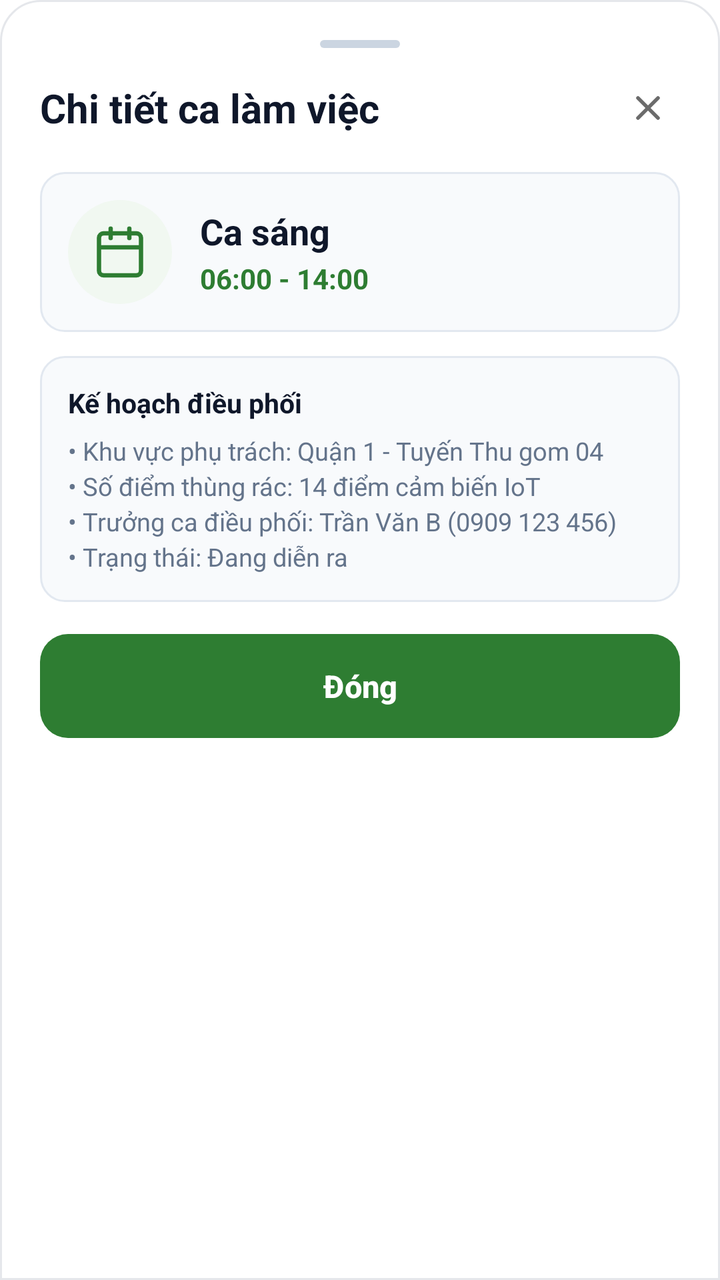
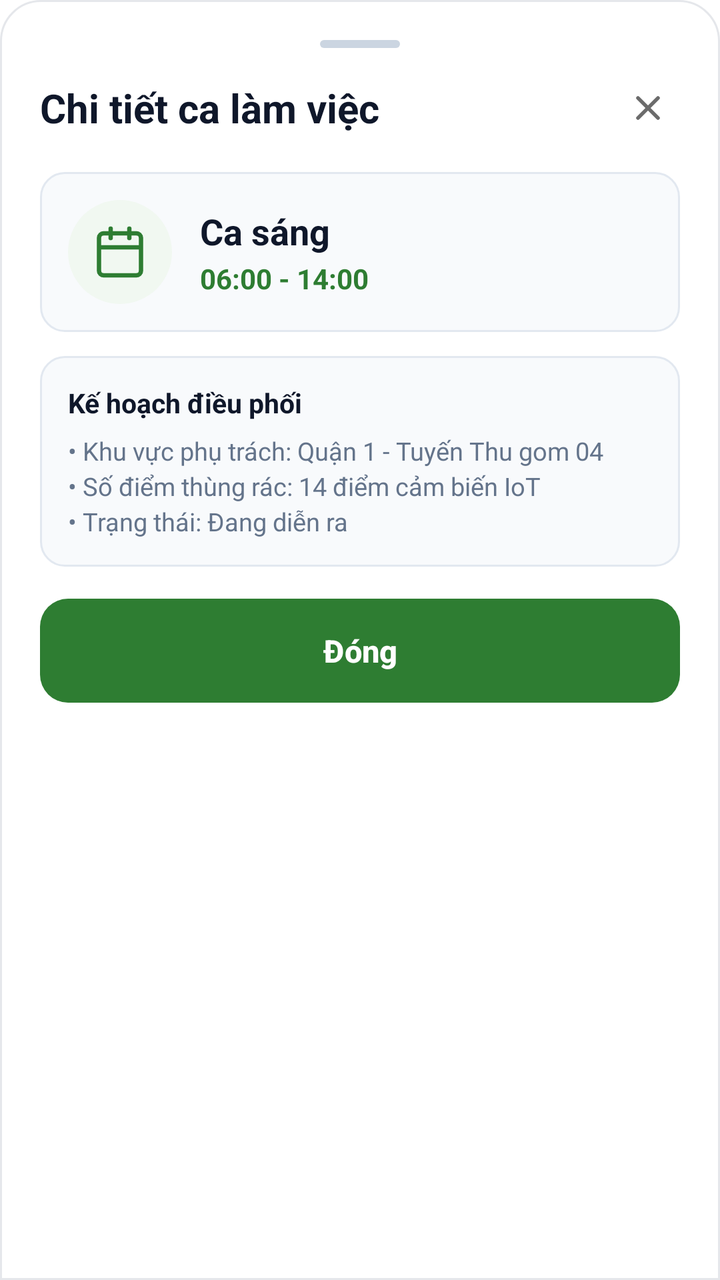

Two renders of the same Android screen: before a commit and after it. Below are the layout's source before the change and the commit's diff.
<!-- AndroidManifest.xml: application theme Theme.App_Smart_Waste -->
<!-- res/layout/dialog_shift_detail.xml -->
<?xml version="1.0" encoding="utf-8"?>
<LinearLayout xmlns:android="http://schemas.android.com/apk/res/android"
    xmlns:app="http://schemas.android.com/apk/res-auto"
    android:layout_width="match_parent"
    android:layout_height="wrap_content"
    android:background="@drawable/bg_bottom_sheet_rounded"
    android:orientation="vertical"
    android:padding="20dp">

    
    <View
        android:layout_width="40dp"
        android:layout_height="4dp"
        android:layout_gravity="center_horizontal"
        android:layout_marginBottom="14dp"
        android:background="@drawable/bg_role_badge_pill"
        android:backgroundTint="#CBD5E1" />

    
    <LinearLayout
        android:layout_width="match_parent"
        android:layout_height="wrap_content"
        android:gravity="center_vertical"
        android:orientation="horizontal">

        <TextView
            android:layout_width="0dp"
            android:layout_height="wrap_content"
            android:layout_weight="1"
            android:text="Chi tiết ca làm việc"
            android:textColor="@color/profile_text_primary"
            android:textSize="20sp"
            android:textStyle="bold" />

        <ImageView
            android:id="@+id/btnCloseShiftDetail"
            android:layout_width="32dp"
            android:layout_height="32dp"
            android:background="?attr/selectableItemBackgroundBorderless"
            android:clickable="true"
            android:contentDescription="Đóng"
            android:focusable="true"
            android:padding="6dp"
            android:src="@drawable/ic_close_gray" />
    </LinearLayout>

    <LinearLayout
        android:layout_width="match_parent"
        android:layout_height="wrap_content"
        android:layout_marginTop="16dp"
        android:background="@drawable/bg_dialog_item_field"
        android:gravity="center_vertical"
        android:orientation="horizontal"
        android:padding="14dp">

        <FrameLayout
            android:layout_width="52dp"
            android:layout_height="52dp"
            android:background="@drawable/bg_circle_work_info">

            <ImageView
                android:layout_width="28dp"
                android:layout_height="28dp"
                android:layout_gravity="center"
                android:contentDescription="Ca làm"
                android:src="@drawable/ic_calendar_green" />
        </FrameLayout>

        <LinearLayout
            android:layout_width="0dp"
            android:layout_height="wrap_content"
            android:layout_marginStart="14dp"
            android:layout_weight="1"
            android:orientation="vertical">

            <TextView
                android:id="@+id/tvShiftTitleDetail"
                android:layout_width="wrap_content"
                android:layout_height="wrap_content"
                android:text="Ca sáng"
                android:textColor="@color/profile_text_primary"
                android:textSize="18sp"
                android:textStyle="bold" />

            <TextView
                android:id="@+id/tvShiftTimeDetail"
                android:layout_width="wrap_content"
                android:layout_height="wrap_content"
                android:layout_marginTop="2dp"
                android:text="06:00 - 14:00"
                android:textColor="@color/profile_green_primary"
                android:textSize="14sp"
                android:textStyle="bold" />
        </LinearLayout>
    </LinearLayout>

    <LinearLayout
        android:layout_width="match_parent"
        android:layout_height="wrap_content"
        android:layout_marginTop="12dp"
        android:background="@drawable/bg_dialog_item_field"
        android:orientation="vertical"
        android:padding="14dp">

        <TextView
            android:layout_width="wrap_content"
            android:layout_height="wrap_content"
            android:text="Kế hoạch điều phối"
            android:textColor="@color/profile_text_primary"
            android:textSize="13.5sp"
            android:textStyle="bold" />

        <TextView
            android:layout_width="wrap_content"
            android:layout_height="wrap_content"
            android:layout_marginTop="6dp"
            android:lineSpacingExtra="3dp"
            android:text="• Khu vực phụ trách: Quận 1 - Tuyến Thu gom 04\n• Số điểm thùng rác: 14 điểm cảm biến IoT\n• Trưởng ca điều phối: Trần Văn B (0909 123 456)\n• Trạng thái: Đang diễn ra"
            android:textColor="@color/profile_text_secondary"
            android:textSize="12.5sp" />
    </LinearLayout>

    <Button
        android:id="@+id/btnDoneShiftDetail"
        android:layout_width="match_parent"
        android:layout_height="52dp"
        android:layout_marginTop="16dp"
        android:background="@drawable/bg_btn_primary_green"
        android:text="Đóng"
        android:textAllCaps="false"
        android:textColor="@color/white"
        android:textSize="15.5sp"
        android:textStyle="bold"
        app:backgroundTint="@null" />

</LinearLayout>
<!-- resources referenced by this layout -->
<resources>
  <color name="profile_green_primary">#2E7D32</color>
  <color name="profile_text_primary">#0F172A</color>
  <color name="profile_text_secondary">#64748B</color>
  <color name="white">#FFFFFF</color>
  <!-- drawable bg_bottom_sheet_rounded (drawable) -->
  <?xml version="1.0" encoding="utf-8"?>
  <shape xmlns:android="http://schemas.android.com/apk/res/android"
      android:shape="rectangle">
      <solid android:color="#FFFFFF" />
      <corners
          android:topLeftRadius="20dp"
          android:topRightRadius="20dp" />
      <stroke
          android:width="1dp"
          android:color="#E5E7EB" />
  </shape>
  <!-- drawable bg_btn_primary_green (drawable) -->
  <?xml version="1.0" encoding="utf-8"?>
  <ripple xmlns:android="http://schemas.android.com/apk/res/android"
      android:color="#26FFFFFF">
      <item>
          <shape android:shape="rectangle">
              <solid android:color="@color/profile_green_primary" />
              <corners android:radius="14dp" />
          </shape>
      </item>
  </ripple>
  <!-- drawable bg_circle_work_info (drawable) -->
  <?xml version="1.0" encoding="utf-8"?>
  <shape xmlns:android="http://schemas.android.com/apk/res/android"
      android:shape="oval">
      <solid android:color="@color/profile_green_soft" />
  </shape>
  <!-- drawable bg_dialog_item_field (drawable) -->
  <?xml version="1.0" encoding="utf-8"?>
  <shape xmlns:android="http://schemas.android.com/apk/res/android"
      android:shape="rectangle">
      <solid android:color="#F8FAFC" />
      <corners android:radius="12dp" />
      <stroke
          android:width="1dp"
          android:color="#E2E8F0" />
  </shape>
  <!-- drawable bg_role_badge_pill (drawable) -->
  <?xml version="1.0" encoding="utf-8"?>
  <shape xmlns:android="http://schemas.android.com/apk/res/android"
      android:shape="rectangle">
      <solid android:color="@color/profile_green_light" />
      <corners android:radius="20dp" />
  </shape>
  <!-- drawable ic_calendar_green (drawable) -->
  <vector xmlns:android="http://schemas.android.com/apk/res/android"
      android:width="26dp"
      android:height="26dp"
      android:viewportWidth="24"
      android:viewportHeight="24">
      <path
          android:strokeColor="#2E7D32"
          android:strokeWidth="1.9"
          android:strokeLineCap="round"
          android:strokeLineJoin="round"
          android:fillColor="#00000000"
          android:pathData="M19,4H5a2,2 0 0,0 -2,2v14a2,2 0 0,0 2,2h14a2,2 0 0,0 2,-2V6a2,2 0 0,0 -2,-2zM16,2v4M8,2v4M3,10h18"/>
  </vector>
  <!-- drawable ic_close_gray (drawable) -->
  <vector xmlns:android="http://schemas.android.com/apk/res/android"
      android:width="20dp"
      android:height="20dp"
      android:viewportWidth="24"
      android:viewportHeight="24">
      <path
          android:strokeColor="#6B6B6B"
          android:strokeWidth="2.2"
          android:strokeLineCap="round"
          android:strokeLineJoin="round"
          android:fillColor="#00000000"
          android:pathData="M18,6L6,18M6,6l12,12"/>
  </vector>
  <style name="Theme.App_Smart_Waste" parent="Theme.Material3.DayNight.NoActionBar">
          <item name="colorPrimary">@color/primary_500</item>
          <item name="colorPrimaryDark">@color/primary_600</item>
          <item name="colorSecondary">@color/status_info_main</item>
          <item name="android:statusBarColor">@color/surface_bg</item>
          <item name="android:windowLightStatusBar" tools:targetApi="m">true</item>
          <item name="android:windowBackground">@color/surface_bg</item>
          <item name="android:navigationBarColor">@color/surface_card</item>
          <item name="android:windowLightNavigationBar" tools:targetApi="o_mr1">true</item>
      </style>
  <color name="profile_green_soft">#F1F8F1</color>
  <color name="profile_green_light">#EAF5EA</color>
  <color name="primary_500">#10B981</color>
  <color name="primary_600">#16A34A</color>
  <color name="status_info_main">#3B82F6</color>
  <color name="surface_bg">#FFFFFF</color>
  <color name="surface_card">#FFFFFF</color>
</resources>

<!-- the commit's change to res/layout/dialog_shift_detail.xml (unified diff, before → after) -->
@@ -115,7 +115,7 @@
             android:layout_height="wrap_content"
             android:layout_marginTop="6dp"
             android:lineSpacingExtra="3dp"
-            android:text="• Khu vực phụ trách: Quận 1 - Tuyến Thu gom 04\n• Số điểm thùng rác: 14 điểm cảm biến IoT\n• Trưởng ca điều phối: Trần Văn B (0909 123 456)\n• Trạng thái: Đang diễn ra"
+            android:text="• Khu vực phụ trách: Quận 1 - Tuyến Thu gom 04\n• Số điểm thùng rác: 14 điểm cảm biến IoT\n• Trạng thái: Đang diễn ra"
             android:textColor="@color/profile_text_secondary"
             android:textSize="12.5sp" />
     </LinearLayout>
